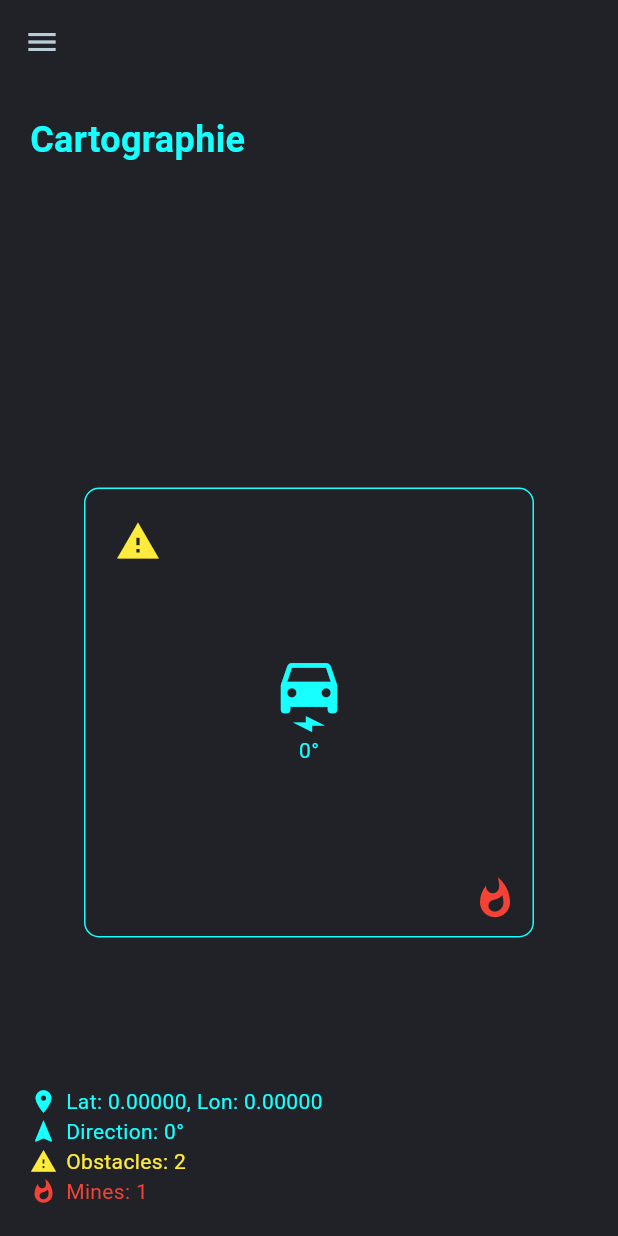
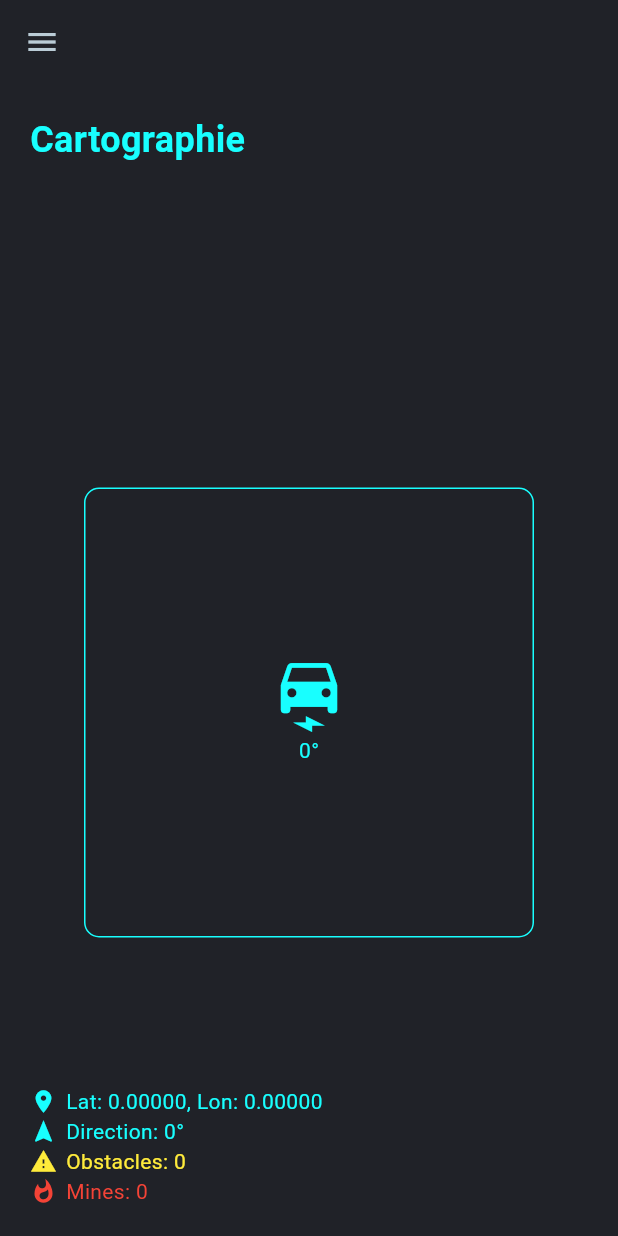
Before and after one commit to moh-383/appp, a Flutter app: the screen it shows after launch, after a tap on "Cartographie du terrain", on a phone screen of 412 x 824 dp. Run offline on Flutter 3.47's test engine with Material 3 defaults, Android fonts, the phone set to English and light mode, and no system bars; missing offline and left inert: flutter_joystick, flutter_mjpeg; network calls fail.

Commit message:
Connexion au backend

```diff
--- a/lib/l10n/app_localizations.dart
+++ b/lib/l10n/app_localizations.dart
@@ -316,6 +316,36 @@ abstract class AppLocalizations {
   /// In en, this message translates to:
   /// **'Drive Rover'**
   String get controlTitle;
+
+  /// No description provided for @noMine.
+  ///
+  /// In en, this message translates to:
+  /// **'no mine detected'**
+  String get noMine;
+
+  /// No description provided for @startArm.
+  ///
+  /// In en, this message translates to:
+  /// **'Start Arm'**
+  String get startArm;
+
+  /// No description provided for @stopArm.
+  ///
+  /// In en, this message translates to:
+  /// **'Stop Arm'**
+  String get stopArm;
+
+  /// No description provided for @auto.
+  ///
+  /// In en, this message translates to:
+  /// **'Auto'**
+  String get auto;
+
+  /// No description provided for @cameraError.
+  ///
+  /// In en, this message translates to:
+  /// **'Camera Error'**
+  String get cameraError;
 }
 
 class _AppLocalizationsDelegate extends LocalizationsDelegate<AppLocalizations> {
--- a/lib/screens/map_screen.dart
+++ b/lib/screens/map_screen.dart
@@ -1,7 +1,9 @@
 import 'dart:async';
 import 'dart:convert';
+import 'package:flutter/foundation.dart';
 import 'package:flutter/material.dart';
 import 'package:http/http.dart' as http;
+
 import '../theme/app_colors.dart';
 import '../utils/app_drawer.dart';
 import '../l10n/app_localizations.dart';
@@ -17,13 +19,17 @@ class _CartographiePageState extends State<CartographiePage> {
   double latitude = 0.0;
   double longitude = 0.0;
   int angle = 0;
+  int obstacles = 0;
+  int mines = 0;
   Timer? timer;
+
+  final String backendUrl = 'http://127.0.0.1:8000/map/'; // à adapter
 
   @override
   void initState() {
     super.initState();
-    fetchGPSData(); // Appel initial
-    timer = Timer.periodic(const Duration(seconds: 3), (_) => fetchGPSData());
+    fetchData();
+    timer = Timer.periodic(const Duration(seconds: 2), (_) => fetchData());
   }
 
   @override
@@ -32,21 +38,23 @@ class _CartographiePageState extends State<CartographiePage> {
     super.dispose();
   }
 
-  Future<void> fetchGPSData() async {
+  Future<void> fetchData() async {
     try {
-      final response = await http.get(Uri.parse('http://<IP_DU_BACKEND>:8000/gps'));
+      final response = await http.get(Uri.parse(backendUrl));
       if (response.statusCode == 200) {
         final data = jsonDecode(response.body);
-        if (!data.containsKey('error')) {
-          setState(() {
-            latitude = data['lat'];
-            longitude = data['lon'];
-            angle = data['angle'];
-          });
-        }
+        setState(() {
+          latitude = data['latitude'] ?? 0.0;
+          longitude = data['longitude'] ?? 0.0;
+          angle = 0; // à mettre à jour si tu ajoutes au backend
+          obstacles = 0;
+          mines = 0;
+        });
       }
     } catch (e) {
-      print('Erreur de récupération GPS : $e');
+      if (kDebugMode) {
+        print('Erreur récupération GPS : $e');
+      }
     }
   }
 
@@ -63,7 +71,6 @@ class _CartographiePageState extends State<CartographiePage> {
       body: SafeArea(
         child: Stack(
           children: [
-            // Titre
             Positioned(
               top: 20,
               left: 20,
@@ -76,8 +83,6 @@ class _CartographiePageState extends State<CartographiePage> {
                 ),
               ),
             ),
-
-            // Carte fictive avec position du robot
             Positioned.fill(
               top: 70,
               child: Center(
@@ -102,15 +107,23 @@ class _CartographiePageState extends State<CartographiePage> {
                           ],
                         ),
                       ),
-                      const Positioned(top: 20, left: 20, child: Icon(Icons.warning, color: Colors.yellow, size: 30)),
-                      const Positioned(bottom: 10, right: 10, child: Icon(Icons.whatshot, color: Colors.red, size: 30)),
+                      if (obstacles > 0)
+                        const Positioned(
+                          top: 20,
+                          left: 20,
+                          child: Icon(Icons.warning, color: Colors.yellow, size: 30),
+                        ),
+                      if (mines > 0)
+                        const Positioned(
+                          bottom: 10,
+                          right: 10,
+                          child: Icon(Icons.whatshot, color: Colors.red, size: 30),
+                        ),
                     ],
                   ),
                 ),
               ),
             ),
-
-            // Infos textuelles
             Positioned(
               bottom: 20,
               left: 20,
@@ -119,8 +132,8 @@ class _CartographiePageState extends State<CartographiePage> {
                 children: [
                   dataRow(Icons.location_on, 'Lat: ${latitude.toStringAsFixed(5)}, Lon: ${longitude.toStringAsFixed(5)}', Colors.cyanAccent),
                   dataRow(Icons.navigation, '${AppLocalizations.of(context)!.direction}: $angle°', Colors.cyanAccent),
-                  dataRow(Icons.warning, '${AppLocalizations.of(context)!.obstacles}: 2', Colors.yellow),
-                  dataRow(Icons.whatshot, '${AppLocalizations.of(context)!.mines}: 1', Colors.red),
+                  dataRow(Icons.warning, '${AppLocalizations.of(context)!.obstacles}: $obstacles', Colors.yellow),
+                  dataRow(Icons.whatshot, '${AppLocalizations.of(context)!.mines}: $mines', Colors.red),
                 ],
               ),
             ),
--- a/pubspec.yaml
+++ b/pubspec.yaml
@@ -30,6 +30,7 @@ environment:
 dependencies:
   flutter:
     sdk: flutter
+  flutter_mjpeg: ^2.0.4
   http: ^0.13.6
   google_maps_flutter: ^2.5.0
   location: ^5.0.3
```
Also changed, not shown: lib/l10n/app_en.arb (+8 -1 lines), lib/l10n/app_fr.arb (+8 -1 lines), lib/l10n/app_localizations_en.dart (+15 -0 lines), lib/l10n/app_localizations_fr.dart (+15 -0 lines), lib/screens/controle_screen.dart (+75 -92 lines), lib/screens/sensors_screen.dart (+113 -108 lines), lib/screens/home_screen.dart (indentation only), pubspec.lock.
